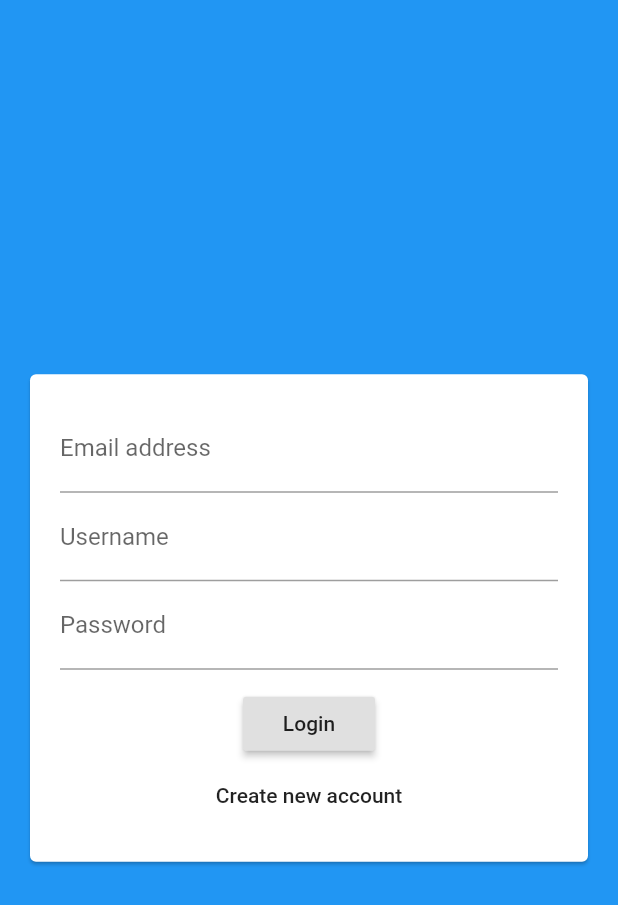
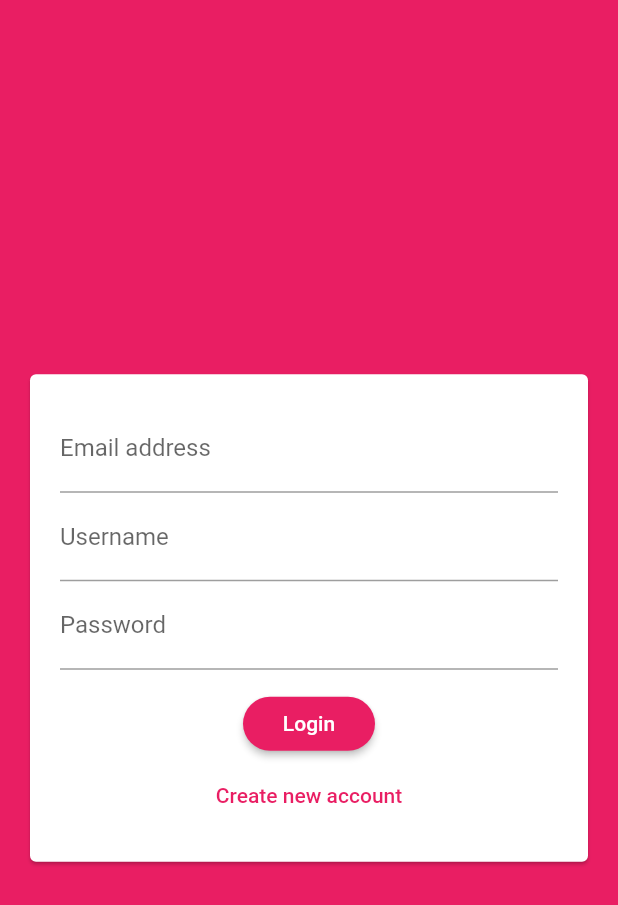
Before and after one commit to A1doranM/chat_app, a Flutter app: the screen it shows after launch, on a phone screen of 412 x 824 dp. Shown: the top 905 px of the screen. Run offline on Flutter 3.47's test engine with Material 2 defaults, Android fonts, the phone set to English and light mode, and no system bars; our stand-ins replace cloud_firestore; accounts and stored records are empty.

Commit message:
Added auth form

```diff
--- a/lib/main.dart
+++ b/lib/main.dart
@@ -12,9 +12,15 @@
     return MaterialApp(
       title: 'Flutter Demo',
       theme: ThemeData(
-        primarySwatch: Colors.blue,
-        visualDensity: VisualDensity.adaptivePlatformDensity,
-      ),
+          primarySwatch: Colors.pink,
+          backgroundColor: Colors.pink,
+          accentColor: Colors.deepPurple,
+          accentColorBrightness: Brightness.dark,
+          buttonTheme: ButtonTheme.of(context).copyWith(
+              buttonColor: Colors.pink,
+              textTheme: ButtonTextTheme.primary,
+              shape: RoundedRectangleBorder(
+                  borderRadius: BorderRadius.circular(25)))),
       home: AuthScreen(),
     );
   }
--- a/lib/widgets/auth/auth_form.dart
+++ b/lib/widgets/auth/auth_form.dart
@@ -41,6 +41,7 @@
                 ),
                 FlatButton(
                   child: Text('Create new account'),
+                  textColor: Theme.of(context).primaryColor,
                   onPressed: () {},
                 )
               ],
```
